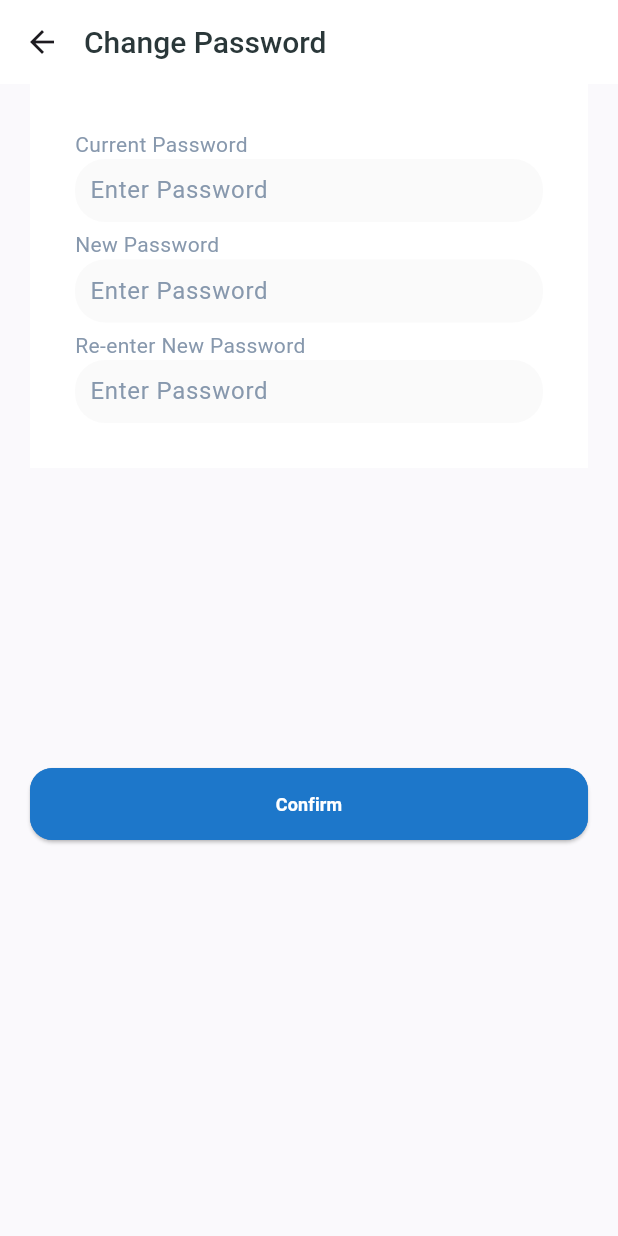
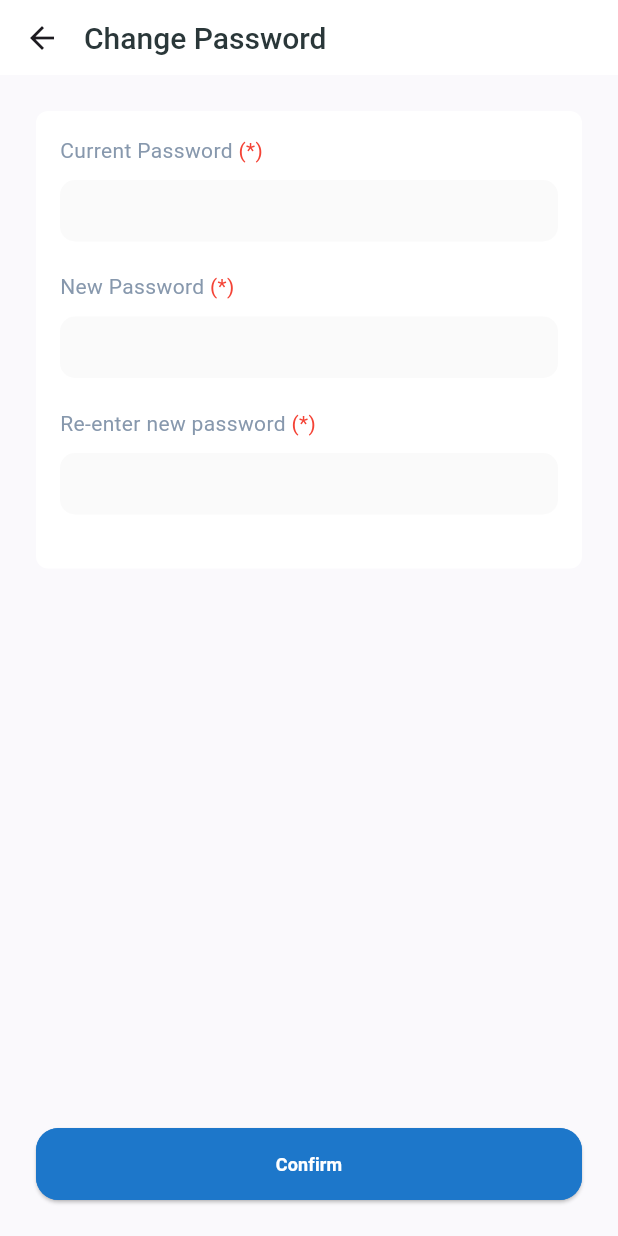
Before and after one commit to wildanarkan/magang_flutter, a Flutter app: the ChangePasswordPage screen opened directly, on a phone screen of 412 x 824 dp. Run offline on Flutter 3.47's test engine with Material 3 defaults, Android fonts, the phone set to English and light mode, and no system bars; our stand-ins replace cached_network_image, dotted_border, file_picker, geolocator, get, get_storage and 2 more; missing offline and left inert: floating_draggable_widget; accounts and stored records are empty.

Commit message:
refactor : Change Password Page

```diff
--- a/lib/controllers/change_password_page_controller.dart
+++ b/lib/controllers/change_password_page_controller.dart
@@ -22,19 +22,33 @@ class ChangePasswordPageController extends GetxController {
   }
 
   Future<void> changePassword() async {
+    if (currentPasswordController.text.isEmpty ||
+        newPasswordController.text.isEmpty ||
+        confirmPasswordController.text.isEmpty) {
+      Get.snackbar(
+        'Error',
+        'Please fill all data',
+      );
+      return;
+    }
+
+    if (newPasswordController.text.length < 8) {
+      Get.snackbar(
+        'Error',
+        'New Password must be at least 8 characters long',
+      );
+      return;
+    }
+
     if (newPasswordController.text != confirmPasswordController.text) {
-      // Tampilkan pesan kesalahan jika kata sandi baru dan konfirmasi tidak cocok
       Get.snackbar(
         'Error',
         'New Password and Confirm Password do not match',
-        snackPosition: SnackPosition.BOTTOM,
       );
       return;
     }
 
     final token = GetStorage().read('accessToken');
-    isLoading.value = true;
-
     final response = await http.post(
       Uri.parse(URLs.changePassword),
       headers: {
@@ -48,22 +62,24 @@ class ChangePasswordPageController extends GetxController {
       }),
     );
 
-    isLoading.value = false;
-
     if (response.statusCode == 200) {
-      print('succes');
+      print('success');
       resetFields();
       Get.snackbar(
         'Success',
         'Password successfully changed',
-        snackPosition: SnackPosition.BOTTOM,
+      );
+    } else if (response.statusCode == 400) {
+      print('Error');
+      Get.snackbar(
+        'Error',
+        'Please enter the correct current password.',
       );
     } else {
-      print('gagal');
+      print(response.statusCode);
       Get.snackbar(
         'Error',
         'Failed to change password',
-        snackPosition: SnackPosition.BOTTOM,
       );
     }
   }
--- a/lib/pages/profile/change_password_page.dart
+++ b/lib/pages/profile/change_password_page.dart
@@ -1,112 +1,69 @@
 import 'package:flutter/material.dart';
 import 'package:get/get.dart';
-import 'package:magang_flutter/common/app_color.dart';
 import 'package:magang_flutter/controllers/change_password_page_controller.dart';
 import 'package:magang_flutter/widgets/appbars/build_appbar.dart';
 import 'package:magang_flutter/widgets/buttons/build_button.dart';
+import 'package:magang_flutter/widgets/fields/build_field_text.dart';
 
 class ChangePasswordPage extends StatelessWidget {
   ChangePasswordPage({super.key});
 
-  final ChangePasswordPageController controller = Get.put(ChangePasswordPageController());
+  final ChangePasswordPageController controller =
+      Get.put(ChangePasswordPageController());
 
   @override
   Widget build(BuildContext context) {
     return Scaffold(
-      body: Obx(() => ListView(
-        padding: const EdgeInsets.all(0),
+      appBar: const BuildAppbar(title: 'Change Password'),
+      resizeToAvoidBottomInset: true,
+      body: Padding(
+        padding: const EdgeInsets.all(24.0),
+        child: Column(
           children: [
-          const BuildAppbar(
-            title: 'Change Password',
-          ),
-          Padding(
-            padding: const EdgeInsets.symmetric(horizontal: 20),
+            Expanded(
+              child: SingleChildScrollView(
                 child: Column(
                   children: [
                     Container(
-                  width: double.infinity,
+                      padding: const EdgeInsets.all(16),
+                      decoration: BoxDecoration(
                         color: Colors.white,
-                  child: Padding(
-                    padding: const EdgeInsets.all(30),
+                        borderRadius: BorderRadius.circular(8),
+                      ),
                       child: Column(
-                      crossAxisAlignment: CrossAxisAlignment.start,
                         children: [
-                        Text(
-                          'Current Password',
-                          style: TextStyle(color: AppColor.textBody),
+                          BuildFieldText(
+                            controller: controller.currentPasswordController,
+                            required: true,
+                            obscureText: true,
+                            title: 'Current Password',
                           ),
-                        Container(
-                          padding: const EdgeInsets.symmetric(horizontal: 10, vertical: 5),
-                          decoration: BoxDecoration(
-                              borderRadius: const BorderRadius.all(Radius.circular(20)),
-                              color: AppColor.inputBackground),
-                          child: TextField(
-                            controller: controller.currentPasswordController,
+                          BuildFieldText(
+                            controller: controller.newPasswordController,
+                            required: true,
                             obscureText: true,
-                            decoration: InputDecoration(
-                                hintStyle: TextStyle(color: AppColor.textBody),
-                                hintText: 'Enter Password',
-                                isDense: true,
-                                border: InputBorder.none),
+                            title: 'New Password',
                           ),
+                          BuildFieldText(
+                            controller: controller.confirmPasswordController,
+                            required: true,
+                            obscureText: true,
+                            title: 'Re-enter new password',
                           ),
-                        const SizedBox(height: 5),
-                        Text(
-                          'New Password',
-                          style: TextStyle(color: AppColor.textBody),
-                        ),
-                        Container(
-                          padding: const EdgeInsets.symmetric(horizontal: 10, vertical: 5),
-                          decoration: BoxDecoration(
-                              borderRadius: const BorderRadius.all(Radius.circular(20)),
-                              color: AppColor.inputBackground),
-                          child: TextField(
-                            controller: controller.newPasswordController,
-                            obscureText: true,
-                            decoration: InputDecoration(
-                                hintStyle: TextStyle(color: AppColor.textBody),
-                                hintText: 'Enter Password',
-                                isDense: true,
-                                border: InputBorder.none),
-                          ),
-                        ),
-                        const SizedBox(height: 5),
-                        Text(
-                          'Re-enter New Password',
-                          style: TextStyle(color: AppColor.textBody),
-                        ),
-                        Container(
-                          padding: const EdgeInsets.symmetric(horizontal: 10, vertical: 5),
-                          decoration: BoxDecoration(
-                              borderRadius: const BorderRadius.all(Radius.circular(20)),
-                              color: AppColor.inputBackground),
-                          child: TextField(
-                            controller: controller.confirmPasswordController,
-                            obscureText: true,
-                            decoration: InputDecoration(
-                                hintStyle: TextStyle(color: AppColor.textBody),
-                                hintText: 'Enter Password',
-                                isDense: true,
-                                border: InputBorder.none),
+                        ],
                       ),
                     ),
                   ],
                 ),
               ),
             ),
-                const SizedBox(height: 200),
             BuildButton(
-                  context: context,
               title: 'Confirm',
               onPressed: controller.changePassword,
             ),
-                if (controller.isLoading.value)
-                  const CircularProgressIndicator(),
           ],
         ),
       ),
-        ],
-      )),
     );
   }
 }
--- a/lib/widgets/fields/build_field_text.dart
+++ b/lib/widgets/fields/build_field_text.dart
@@ -10,13 +10,14 @@ class BuildFieldText extends StatefulWidget {
     this.controller,
     this.value, // Tambahkan parameter value
     this.onChanged,
-    this.readOnly, this.inputType,
+    this.readOnly, this.inputType, this.obscureText,
   });
 
   final String title;
   final TextEditingController? controller;
   final bool required;
   final bool? readOnly;
+  final bool? obscureText;
   final String? hintText;
   final Function(String)? onChanged;
   final String? value; // Tambahkan parameter value
@@ -64,6 +65,7 @@ class _BuildFieldTextState extends State<BuildFieldText> {
             ),
             child: TextField(
               readOnly: widget.readOnly ?? false,
+              obscureText: widget.obscureText ?? false,
               keyboardType: widget.inputType,
               controller: widget.controller ?? TextEditingController(text: widget.value), // Gunakan value jika controller tidak ada
               style: TextStyle(
```
Lines whose indentation alone changed are shown as unchanged.
